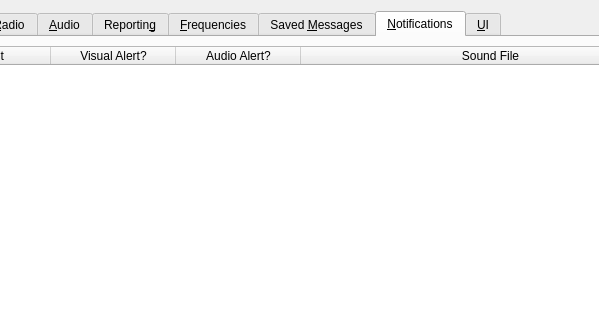
qcmiao1998/js8call, file Configuration.ui: the form before one commit; both pictures show x 97 to 696 and y 0 to 320 of the 800 by 600 pixel window.
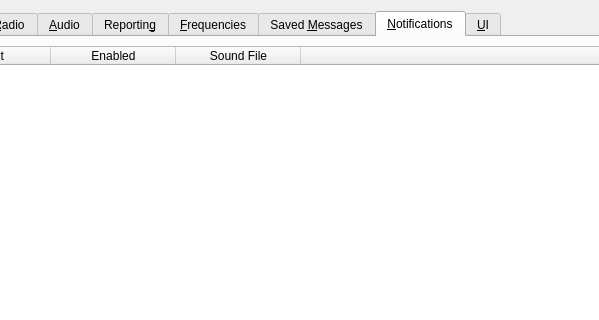
The form after the commit. The open tabs and pages were chosen to show the change.

Commit message: Table layout for notifications

```diff
--- a/Configuration.ui
+++ b/Configuration.ui
@@ -3166,7 +3166,7 @@
               <enum>QAbstractItemView::NoSelection</enum>
              </property>
              <property name="showGrid">
-              <bool>true</bool>
+              <bool>false</bool>
              </property>
              <attribute name="horizontalHeaderDefaultSectionSize">
               <number>125</number>
@@ -3184,12 +3184,7 @@
              </column>
              <column>
               <property name="text">
-               <string>Visual Alert?</string>
-              </property>
-             </column>
-             <column>
-              <property name="text">
-               <string>Audio Alert?</string>
+               <string>Enabled</string>
               </property>
              </column>
              <column>
@@ -3197,6 +3192,11 @@
                <string>Sound File</string>
               </property>
              </column>
+             <column>
+              <property name="text">
+               <string/>
+              </property>
+             </column>
             </widget>
            </item>
           </layout>
```
Left out of the diff: 22 changed lines with no effect on the pictures. The commit also changes 1 other file.
